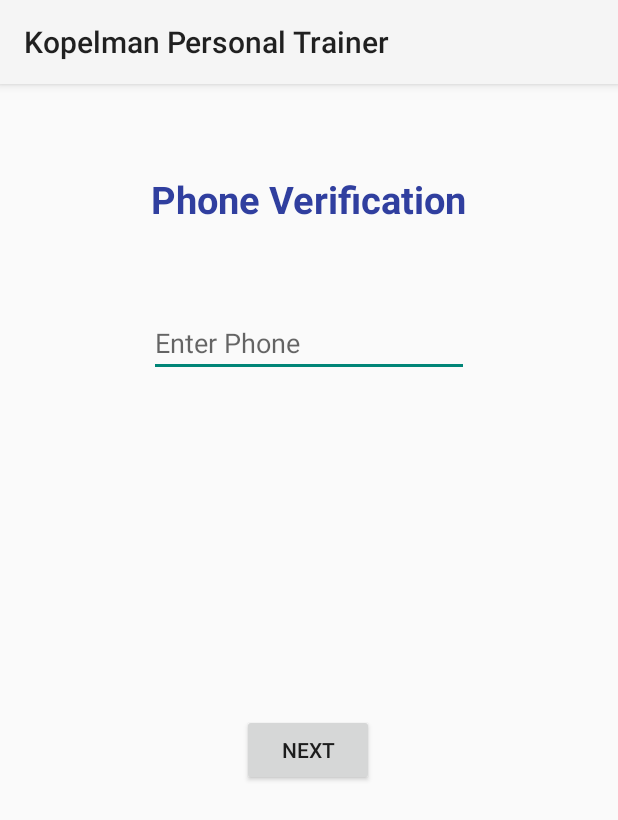
After one commit to ETS-Android5/GETIN-shape-Kopelman, an Android app: the PhoneLogin screen opened directly, with no data from a screen before it, on a phone screen of 412 x 824 dp. The commit adds this screen. Shown: the top 820 px of the screen. Run offline under Robolectric (Android 15) with nearby library versions, the phone set to English and light mode, and no system bars; our stand-ins replace Firebase (no records; nobody signed in at launch, a user with empty details on screens opened directly).

Commit message:
fourth commit

```diff
--- a/app/src/main/AndroidManifest.xml
+++ b/app/src/main/AndroidManifest.xml
@@ -6,9 +6,9 @@
 
     <application
         android:allowBackup="true"
-        android:icon="@drawable/covertrain"
-        android:label="Kopelman Trainer"
+        android:icon="@drawable/logo"
         android:roundIcon="@mipmap/ic_launcher_round"
+        android:label="Kopelman Personal Trainer"
         android:supportsRtl="true"
         android:theme="@style/Theme.AppCompat.Light">
         <activity android:name=".PhoneLogin" />
--- /dev/null
+++ b/app/src/main/java/com/example/yalla/PhoneLogin.java
@@ -0,0 +1,77 @@
+package com.example.yalla;
+
+import androidx.annotation.NonNull;
+import androidx.appcompat.app.AppCompatActivity;
+
+import android.Manifest;
+import android.app.PendingIntent;
+import android.content.Intent;
+import android.content.pm.PackageManager;
+import android.os.Build;
+import android.os.Bundle;
+import android.telephony.SmsManager;
+import android.util.Log;
+import android.view.View;
+import android.widget.Button;
+import android.widget.EditText;
+import android.widget.Toast;
+
+import com.google.android.gms.tasks.OnCompleteListener;
+import com.google.android.gms.tasks.Task;
+import com.google.firebase.FirebaseException;
+import com.google.firebase.FirebaseTooManyRequestsException;
+import com.google.firebase.auth.AuthResult;
+import com.google.firebase.auth.FirebaseAuth;
+import com.google.firebase.auth.FirebaseAuthInvalidCredentialsException;
+import com.google.firebase.auth.PhoneAuthCredential;
+import com.google.firebase.auth.PhoneAuthOptions;
+import com.google.firebase.auth.PhoneAuthProvider;
+
+import java.util.Random;
+import java.util.concurrent.TimeUnit;
+
+public class PhoneLogin extends AppCompatActivity {
+
+    private EditText textPhone;
+    private Button btnPhone;
+
+    @Override
+    protected void onCreate(Bundle savedInstanceState) {
+        super.onCreate(savedInstanceState);
+        setContentView(R.layout.activity_phone_login);
+
+        textPhone = (EditText) findViewById(R.id.editPhone);
+        btnPhone = (Button) findViewById(R.id.btnNext);
+
+        btnPhone.setOnClickListener(new View.OnClickListener() {
+            @Override
+            public void onClick(View v) {
+                if (Build.VERSION.SDK_INT >= Build.VERSION_CODES.M){
+                    if (checkSelfPermission(Manifest.permission.SEND_SMS) == PackageManager.PERMISSION_GRANTED){
+                        sendSMS();
+                    }else{
+                        requestPermissions(new String[]{Manifest.permission.SEND_SMS},1);
+                    }
+                }
+            }
+        });
+    }
+    private void sendSMS(){
+        String number = textPhone.getText().toString().trim();
+        final Random myRandom = new Random();
+        String SMStxt = String.valueOf(myRandom.nextInt(10000));
+        try{
+
+            SmsManager  smsManager  = SmsManager.getDefault();
+            smsManager.sendTextMessage(number,null,SMStxt,null,null);
+            Toast.makeText(this,"Message is sent",Toast.LENGTH_SHORT).show();
+            Intent it = new Intent(getApplicationContext(),verifyPhone.class);
+            it.putExtra("code",SMStxt);
+            startActivity(it);
+        }catch (Exception e){
+            e.printStackTrace();
+            Toast.makeText(this, "Faild to send  message", Toast.LENGTH_SHORT).show();
+        }
+    }
+
+}
--- a/app/src/main/java/com/example/yalla/workoutsFragment.java
+++ b/app/src/main/java/com/example/yalla/workoutsFragment.java
@@ -42,13 +42,11 @@ public class workoutsFragment extends Fragment {
         List<HashMap<String,String>> aList = new ArrayList<HashMap<String,String>>();
         ArrayAdapter arrayAdapter = new ArrayAdapter(getActivity(), android.R.layout.simple_list_item_1, workouts);
         listView.setAdapter(arrayAdapter);
-
         listView.setOnItemClickListener(new AdapterView.OnItemClickListener() {
             @Override
             public void onItemClick(AdapterView<?> parent, View view, int position, long id) {
                 if (position == 0){
-                    Intent it = new Intent(getActivity(),MainActivity.class);
-                    startActivity(it);
+                    Toast.makeText(getActivity(), "ABS FOR YOU", Toast.LENGTH_SHORT).show();
                 }
             }
         });
--- /dev/null
+++ b/app/src/main/res/layout/activity_phone_login.xml
@@ -0,0 +1,45 @@
+<androidx.constraintlayout.widget.ConstraintLayout xmlns:android="http://schemas.android.com/apk/res/android"
+    xmlns:app="http://schemas.android.com/apk/res-auto"
+    xmlns:tools="http://schemas.android.com/tools"
+    android:layout_width="match_parent"
+    android:layout_height="match_parent">
+
+    <EditText
+        android:id="@+id/editPhone"
+        android:layout_width="wrap_content"
+        android:layout_height="wrap_content"
+        android:layout_marginTop="150dp"
+        android:ems="10"
+        android:hint="Enter Phone"
+        android:inputType="phone"
+        app:layout_constraintEnd_toEndOf="parent"
+        app:layout_constraintStart_toStartOf="parent"
+        app:layout_constraintTop_toTopOf="parent" />
+
+    <Button
+        android:id="@+id/btnNext"
+        android:layout_width="wrap_content"
+        android:layout_height="wrap_content"
+        android:layout_marginBottom="300dp"
+        android:text="NEXT"
+        android:textAllCaps="false"
+        app:layout_constraintBottom_toBottomOf="parent"
+        app:layout_constraintEnd_toEndOf="parent"
+        app:layout_constraintHorizontal_bias="0.498"
+        app:layout_constraintStart_toStartOf="parent" />
+
+    <TextView
+        android:id="@+id/textView"
+        android:layout_width="wrap_content"
+        android:layout_height="wrap_content"
+        android:layout_marginTop="16dp"
+        android:layout_marginBottom="13dp"
+        android:text="Phone Verification"
+        android:textColor="#303F9F"
+        android:textSize="25sp"
+        android:textStyle="bold"
+        app:layout_constraintBottom_toTopOf="@+id/editPhone"
+        app:layout_constraintEnd_toEndOf="parent"
+        app:layout_constraintStart_toStartOf="parent"
+        app:layout_constraintTop_toTopOf="parent" />
+</androidx.constraintlayout.widget.ConstraintLayout>
```
Also changed, not shown: app/src/main/java/com/example/yalla/GraphView.java (added, +40 -0 lines), app/src/main/res/layout/activity_graph_view.xml (added, +14 -0 lines), app/src/main/res/layout/activity_main.xml (+4 -4 lines).
